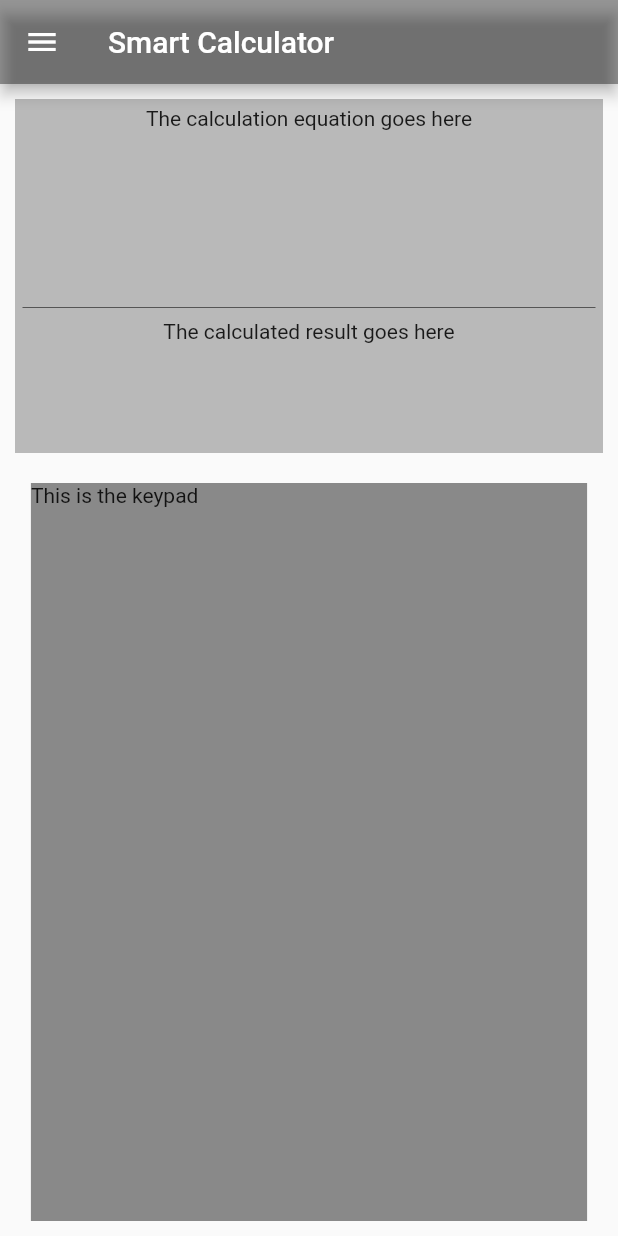
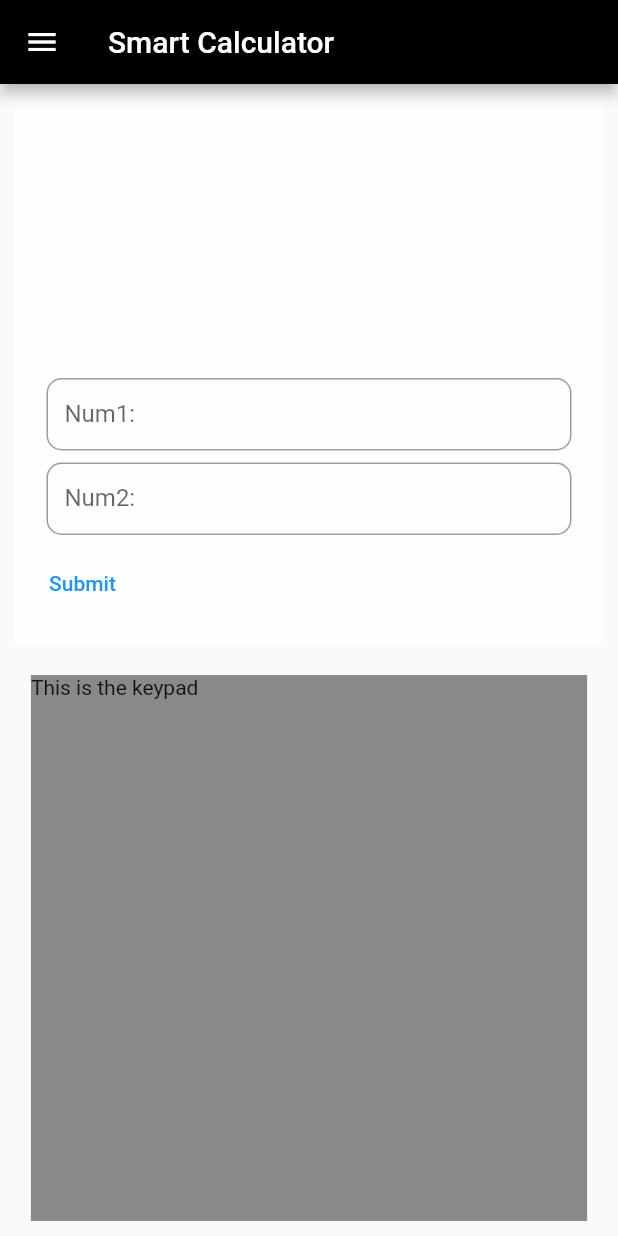
Before and after one commit to junaun/DIP_Project, a Flutter app: the screen it shows after launch, on a phone screen of 412 x 824 dp. Run offline on Flutter 3.47's test engine with Material 2 defaults, Android fonts, the light colour scheme and no system bars.

Commit message:
display box and color controller

```diff
--- /dev/null
+++ b/lib/containerHistory.dart
@@ -0,0 +1,138 @@
+import 'dart:ui';
+
+import 'package:flutter/material.dart';
+
+class containerHistory extends StatefulWidget {
+  @override
+  _containerHistoryState createState() => _containerHistoryState();
+}
+
+class _containerHistoryState extends State<containerHistory> {
+  late TextEditingController _num1FieldController, _num2FieldController;
+  late String _messageToUser;
+  final _saved = [];
+  final _biggerFont = const TextStyle(fontSize: 18);
+
+  final ScrollController _controller = ScrollController();
+
+// scroll to bottom
+  void _scrollDown() {
+    _controller.animateTo(
+      _controller.position.maxScrollExtent + 100,
+      duration: Duration(milliseconds: 1500),
+      curve: Curves.fastOutSlowIn,
+    );
+  }
+
+  /// State
+
+  @override
+  void initState() {
+    super.initState();
+    _num1FieldController = TextEditingController();
+    _num2FieldController = TextEditingController();
+    _messageToUser = "";
+  }
+
+  @override
+  void dispose() {
+    _num1FieldController.dispose();
+    _num2FieldController.dispose();
+    super.dispose();
+  }
+
+  /// Build
+
+  @override
+  Widget build(BuildContext context) {
+    return Container(
+      child: Padding(
+        padding: const EdgeInsets.all(8.0),
+        child: Column(
+          children: <Widget>[
+            Expanded(child: _historyCont(), flex: 3),
+            Expanded(child: _buildnum1TextField(), flex: 1),
+            Expanded(child: _buildnum2TextField(), flex: 1),
+            Expanded(child: _buildResultArea(), flex: 1),
+          ],
+        ),
+      ),
+    );
+  }
+
+  Widget _buildnum1TextField() {
+    return Container(
+      padding: EdgeInsets.symmetric(vertical: 4.0, horizontal: 8.0),
+      child: TextField(
+          controller: _num1FieldController,
+          decoration: _buildDecoration("Num1:"),
+          keyboardType: TextInputType.number),
+    );
+  }
+
+  Widget _buildnum2TextField() {
+    return Container(
+      padding: EdgeInsets.symmetric(vertical: 4.0, horizontal: 8.0),
+      child: TextField(
+        controller: _num2FieldController,
+        decoration: _buildDecoration("Num2:"),
+        keyboardType: TextInputType.number,
+      ),
+    );
+  }
+
+  InputDecoration _buildDecoration(String label) {
+    return InputDecoration(
+      labelText: label,
+      border: OutlineInputBorder(
+        borderRadius: BorderRadius.all(Radius.circular(10.0)),
+      ),
+    );
+  }
+
+  Widget _buildResultArea() {
+    return Row(
+      children: <Widget>[
+        TextButton(
+            child: Text("Submit"),
+            onPressed: () {
+              _updateResults();
+              _scrollDown();
+            }),
+        SizedBox(
+          width: 15.0,
+        ),
+        Text(_messageToUser, textAlign: TextAlign.center),
+      ],
+    );
+  }
+
+  Widget _historyCont() {
+    return Container(
+      // height: 150,
+      // width: 500,
+      child: ListView.builder(
+          controller: _controller,
+          shrinkWrap: true,
+          itemCount: _saved.length,
+          itemBuilder: ((context, index) =>
+              ListTile(title: Text('${_saved[index]}')))),
+    );
+  }
+
+  /// Actions
+
+  void _updateResults() {
+    num _intSum = int.parse(_num1FieldController.text) /
+        int.parse(_num2FieldController.text);
+    String _intString = _intSum.toString();
+    setState(() {
+      _messageToUser = _num1FieldController.text +
+          "/" +
+          _num2FieldController.text +
+          " = " +
+          _intString;
+      _saved.add(_messageToUser);
+    });
+  }
+}
--- a/lib/displayBox.dart
+++ b/lib/displayBox.dart
@@ -1,3 +1,4 @@
+import 'containerHistory.dart';
 import 'package:flutter/material.dart';
 
 class DisplayBox extends StatefulWidget {
@@ -9,13 +10,10 @@ class _DisplayBoxState extends State<DisplayBox> {
   @override
   Widget build(BuildContext context) {
     return Container(
-        margin: EdgeInsets.all(10),
-        padding: EdgeInsets.all(5),
-        color: Colors.black26,
-        child: Column(children: <Widget>[
-          Expanded(flex: 3, child: Text("The calculation equation goes here")),
-          Divider(color: Colors.black54),
-          Expanded(flex: 2, child: Text("The calculated result goes here"))
-        ]));
+      margin: EdgeInsets.all(10),
+      padding: EdgeInsets.all(5),
+      color: Colors.white70,
+      child: containerHistory(),
+    );
   }
 }
--- a/lib/homePage.dart
+++ b/lib/homePage.dart
@@ -1,4 +1,6 @@
 import 'package:calculator/displayBox.dart';
+import 'package:calculator/containerHistory.dart';
+import 'package:calculator/services/colorController.dart';
 import 'package:flutter/material.dart';
 
 class HomePage extends StatefulWidget {
@@ -7,16 +9,39 @@ class HomePage extends StatefulWidget {
 }
 
 class _HomePageState extends State<HomePage> {
+  ColorController colorController = new ColorController();
   @override
   Widget build(BuildContext context) {
     return Container(
       child: Scaffold(
         appBar: AppBar(
           title: Text("Smart Calculator"),
-          backgroundColor: Colors.black38,
+          backgroundColor: colorController.color,
         ),
         body: Column(children: <Widget>[
-          Expanded(child: DisplayBox(), flex: 1),
+          //Expanded(child: containerHistory(), flex: 3),
+          // Expanded(
+          //     child: TextButton(
+          //   child: Text("change towhite"),
+          //   onPressed: () {
+          //     setState(() {
+          //       colorController.changeColor("white");
+          //     });
+          //   },
+          // )),
+          // Expanded(
+          //     child: TextButton(
+          //   child: Text("change toblack"),
+          //   onPressed: () {
+          //     setState(() {
+          //       colorController.changeColor("black");
+          //     });
+          //   },
+          // )),
+          // Expanded(
+          //   child: Text(colorController.color.toString()),
+          // ),
+          Expanded(child: DisplayBox(), flex: 2),
           Expanded(
             flex: 2,
             child: Container(
--- /dev/null
+++ b/lib/services/colorController.dart
@@ -0,0 +1,19 @@
+import 'package:calculator/displayBox.dart';
+import 'package:flutter/material.dart';
+
+class ColorController {
+  Color color = Colors.black;
+
+  colorController(Color color) {
+    this.color = color;
+  }
+
+  changeColor(String newcolor) {
+    if (newcolor == "black") {
+      color = Colors.black;
+    }
+    if (newcolor == "white") {
+      color = Colors.white;
+    }
+  }
+}
```
Also changed, not shown: lib/utils/Colors.dart (added).
